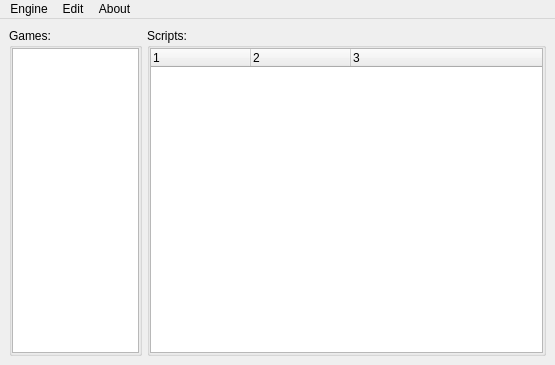
Above: MainWindow.ui from CodedRubyChan/LuaFrontend before the change. Below: the same form after it.
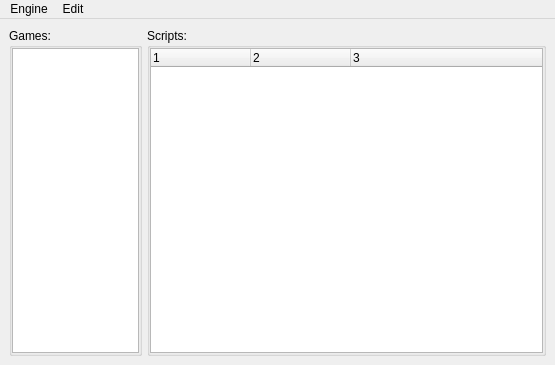
That is the form after the change. Icons and pictures are not drawn.

The edit to the form file:
```diff
--- a/MainWindow.ui
+++ b/MainWindow.ui
@@ -168,13 +168,6 @@
     <addaction name="actionConsole"/>
     <addaction name="actionAutoReload"/>
    </widget>
-   <widget class="QMenu" name="menuAbout">
-    <property name="title">
-     <string>About</string>
-    </property>
-    <addaction name="actionTK"/>
-    <addaction name="actionAbout"/>
-   </widget>
    <widget class="QMenu" name="menuEdit">
     <property name="title">
      <string>Edit</string>
@@ -183,7 +176,6 @@
    </widget>
    <addaction name="menuEngine"/>
    <addaction name="menuEdit"/>
-   <addaction name="menuAbout"/>
   </widget>
   <action name="actionConsole">
    <property name="checkable">
```
Left out of the diff: 20 changed lines with no effect on the pictures.
